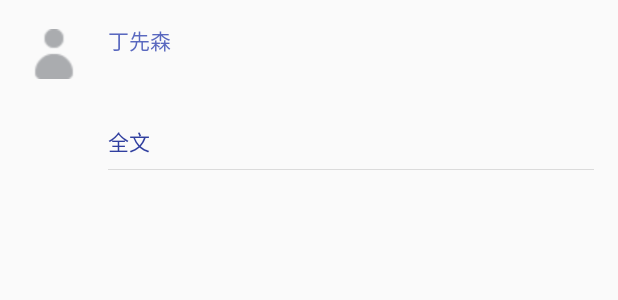
After one commit to zhaozhao-ak/BmobDemo, an Android app: the layout list_new_item.xml on its own in the app's theme, with its tools: preview values and no code run, on a phone screen of 412 x 824 dp. The commit adds this screen. Shown: the top 300 px of the screen. Run offline under Robolectric (Android 15) with nearby library versions, the phone set to English and light mode, and no system bars.

Commit message:
添加信息页面

```diff
--- a/app/src/main/java/com/zz/ak/demo/BmobApplication.java
+++ b/app/src/main/java/com/zz/ak/demo/BmobApplication.java
@@ -3,6 +3,7 @@ package com.zz.ak.demo;
 import android.app.Application;
 
 import com.zz.ak.demo.bean.Person;
+import com.zz.ak.demo.bean.PersonMsg;
 
 import java.util.ArrayList;
 import java.util.List;
@@ -15,6 +16,7 @@ public class BmobApplication extends Application {
      */
     public static String APPID = "8b12dcc162977b2aab1b79f510b67e4c";
     public static List<Person> personList = new ArrayList<>();
+    public static List<PersonMsg> personMsgList = new ArrayList<>();
 
     @Override
     public void onCreate() {
--- a/app/src/main/java/com/zz/ak/demo/MainActivity.java
+++ b/app/src/main/java/com/zz/ak/demo/MainActivity.java
@@ -248,7 +248,7 @@ public class MainActivity extends BaseActivity implements TimeInterface {
             @Override
             public void onClick(View view) {
 
-                queryTool.queryObjects();
+                queryTool.queryAllPerson();
             }
         });
 
--- a/app/src/main/java/com/zz/ak/demo/tool/bar/unit/QuickSideBarView.java
+++ b/app/src/main/java/com/zz/ak/demo/tool/bar/unit/QuickSideBarView.java
@@ -70,7 +70,7 @@ public class QuickSideBarView extends View {
 
     protected void onDraw(Canvas canvas) {
         super.onDraw(canvas);
-        for (int i = 0; i < mLetters.size(); i++) {
+        for (int i = 0; i < mLetters.size()-1; i++) {
             mPaint.setColor(mTextColor);
 
             mPaint.setAntiAlias(true);
--- a/app/src/main/java/com/zz/ak/demo/ui/TimelineActivity.java
+++ b/app/src/main/java/com/zz/ak/demo/ui/TimelineActivity.java
@@ -57,7 +57,7 @@ public class TimelineActivity extends BaseActivity implements TimeInterface {
     @RequiresApi(api = Build.VERSION_CODES.LOLLIPOP)
     public void getData() {
         showloading();
-        queryTool.queryObjects();
+        queryTool.queryAllPerson();
 
         for (int i = 0; i < 15; i++) {
             //add the new row to the list
--- a/app/src/main/java/com/zz/ak/demo/ui/fragment/TabFragment1.java
+++ b/app/src/main/java/com/zz/ak/demo/ui/fragment/TabFragment1.java
@@ -79,7 +79,8 @@ public class TabFragment1 extends BaseFragment implements OnQuickSideBarTouchLis
         super.onActivityCreated(savedInstanceState);
         showloading();
         queryTool = new QueryTool(this.getContext(),this);
-        queryTool.queryObjects();
+        queryTool.queryAllPerson();
+        queryTool.queryAllPersonMsg();
     }
 
     @Override
--- /dev/null
+++ b/app/src/main/res/layout/list_new_item.xml
@@ -0,0 +1,68 @@
+<?xml version="1.0" encoding="utf-8"?>
+<LinearLayout xmlns:android="http://schemas.android.com/apk/res/android"
+    android:layout_width="match_parent"
+    android:layout_height="wrap_content"
+    android:orientation="vertical"
+    android:paddingBottom="@dimen/activity_vertical_margin"
+    android:paddingLeft="@dimen/activity_horizontal_margin"
+    android:paddingRight="@dimen/activity_horizontal_margin"
+    android:paddingTop="@dimen/activity_vertical_margin">
+
+    <LinearLayout
+        android:layout_width="match_parent"
+        android:layout_height="wrap_content"
+        android:layout_gravity="center_vertical"
+        android:orientation="horizontal">
+
+        <ImageView
+            android:id="@+id/tv_hend"
+            android:layout_width="40dp"
+            android:layout_height="40dp"
+            android:src="@mipmap/user"
+            android:padding="3dp"
+            android:layout_marginRight="16dp" />
+
+        <TextView
+            android:id="@+id/tv_name"
+            android:layout_width="wrap_content"
+            android:layout_height="wrap_content"
+            android:alpha="0.87"
+            android:text="丁先森"
+            android:textColor="@color/colorPrimary"
+            android:textSize="14sp" />
+    </LinearLayout>
+
+    <LinearLayout
+        android:layout_width="match_parent"
+        android:layout_height="wrap_content"
+        android:layout_marginLeft="56dp"
+        android:orientation="vertical"
+        android:paddingBottom="8dp">
+
+        <TextView
+            android:id="@+id/tv_content"
+            android:layout_width="wrap_content"
+            android:layout_height="wrap_content"
+            android:layout_marginBottom="8dp"
+            android:alpha="0.85"
+            android:ellipsize="end"
+            android:text=""
+            android:textColor="@android:color/black"
+            android:textSize="14sp" />
+
+        <TextView
+            android:id="@+id/tv_expand_or_collapse"
+            android:layout_width="wrap_content"
+            android:layout_height="wrap_content"
+            android:text="全文"
+            android:textColor="@color/colorPrimaryDark"
+            android:textSize="14sp" />
+    </LinearLayout>
+
+    <View
+        android:layout_width="match_parent"
+        android:layout_height="0.5dp"
+        android:layout_marginLeft="56dp"
+        android:alpha="0.12"
+        android:background="@android:color/black" />
+</LinearLayout>
--- a/app/src/main/res/values/strings.xml
+++ b/app/src/main/res/values/strings.xml
@@ -12,6 +12,8 @@
     <string name="navigation_drawer_close">Close navigation drawer</string>
 
     <string name="action_settings">Settings</string>
+    <string name="msg">在动作类影片中，只要发生混乱，那么绝对就有木仓战。现在的技术越来越发达，电影或电视中的特效也做的越来越逼真，演员们被木仓打中的效果也很形象，我们经常能看到被木仓打中的伤口血淋林的暴露在大屏幕中，。</string>
+
 
     <string-array name="bmob_list">
         <item>1. 用户管理</item>
```
Also changed, not shown: app/src/main/java/com/zz/ak/demo/bean/PersonMsg.java (added, +29 -0 lines), app/src/main/java/com/zz/ak/demo/tool/QueryTool.java (+61 -2 lines), app/src/main/java/com/zz/ak/demo/ui/adapters/TextListAdapter.java (added, +145 -0 lines), app/src/main/java/com/zz/ak/demo/ui/fragment/TabFragment2.java (+63 -3 lines), app/src/main/res/layout/fragment_tab_2.xml (+5 -8 lines).
